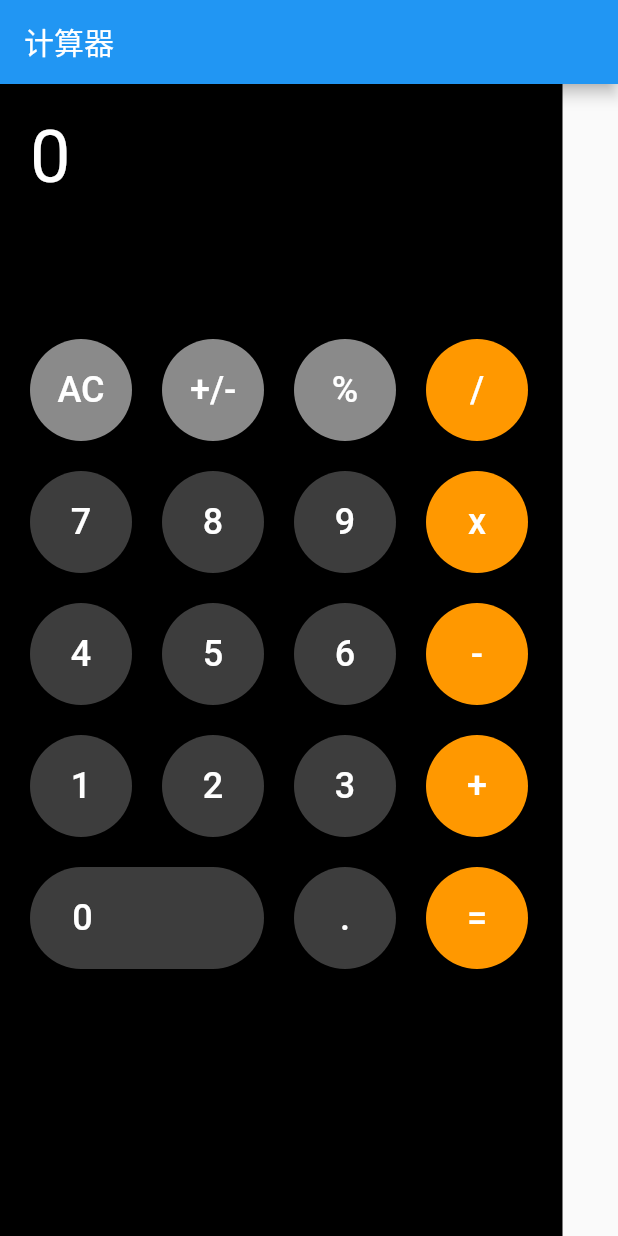
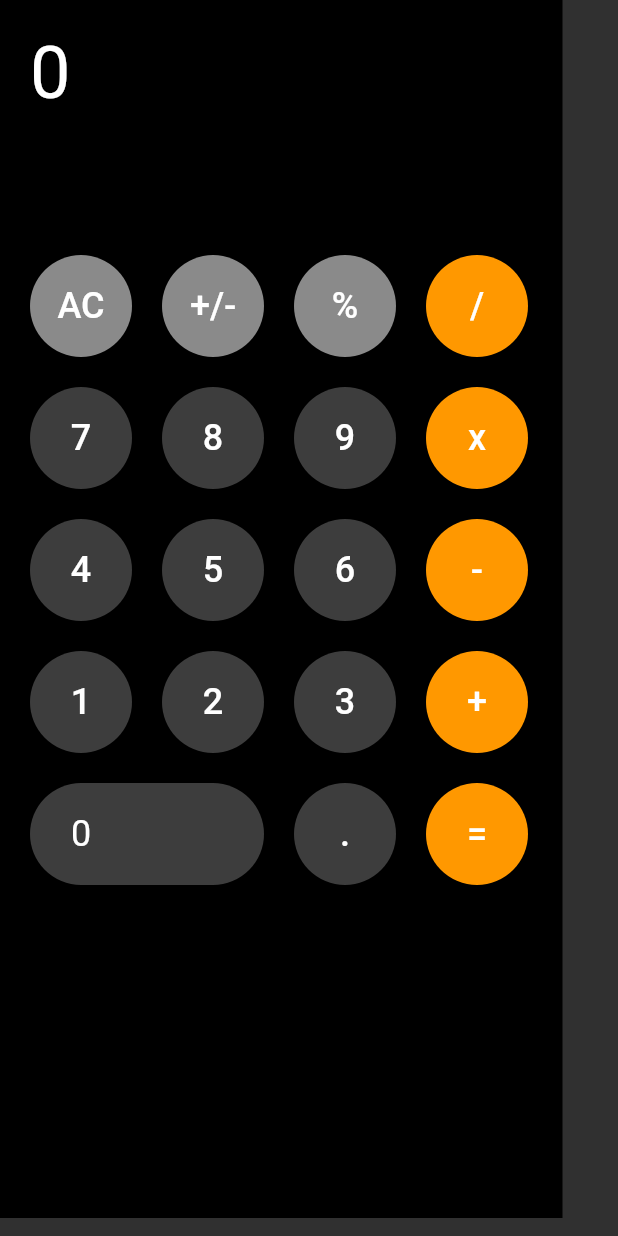
Before and after one commit to jtzhangmy/flutter-calculator, a Flutter app: the screen it shows after launch, on a phone screen of 412 x 824 dp. Run offline on Flutter 3.47's test engine with Material 2 defaults, Android fonts, the phone set to English and light mode, and no system bars.

Commit message:
优化代码

```diff
--- a/lib/main.dart
+++ b/lib/main.dart
@@ -67,7 +67,8 @@ class _CalculatorState extends State<Calculator> {
         _prevBtn = '';
       });
     } else if (_numShow == 'Error') {
-      if (['0', '1', '2', '3', '4', '5', '6', '7', '8', '9'].indexOf(arg) > -1) {
+      if (['0', '1', '2', '3', '4', '5', '6', '7', '8', '9'].indexOf(arg) >
+          -1) {
         setState(() {
           _list = [arg];
           _numShow = arg;
@@ -308,20 +309,6 @@ class _CalculatorState extends State<Calculator> {
 
   // 转换e
   _transE(str) {
-    /*if (str.contains('e+')) {
-      var arr = str.split('e+');
-      var returnNum = _str2num(arr[0]) * pow(10, _str2num(arr[1]));
-      return returnNum.toString();
-    } else if(str.contains('e-')) {
-      print(7777777);
-      var arr = str.split('e-');
-      print('${arr[0]}+++${pow(0.1, _str2num(arr[1])).toString()}');
-      var returnNum = _str2num(arr[0]) * pow(0.1, _str2num(arr[1]));
-      print('-------${returnNum}');
-      return returnNum.toString();
-    } else {
-      return str;
-    }*/
     if (str.contains('e')) {
       return double.parse(str).toString();
     } else {
@@ -329,24 +316,23 @@ class _CalculatorState extends State<Calculator> {
     }
   }
 
+  test(str) {
+    print(str);
+  }
+
   @override
   Widget build(BuildContext context) {
     return new MaterialApp(
         title: '计算器',
+        theme: new ThemeData.dark(),
         home: new Scaffold(
-          appBar: new AppBar(
-            title: new Text('计算器'),
-          ),
           body: new Container(
             child: new Column(
               children: <Widget>[
                 new Container(
                   child: new Text(
                     _splitStr(_numShow),
-                    style: new TextStyle(
-//                      color: Colors.white,
-                        fontSize: 48,
-                        color: Colors.white),
+                    style: new TextStyle(fontSize: 48, color: Colors.white),
                   ),
                   width: 375,
                   height: 150,
@@ -390,9 +376,8 @@ class _CalculatorState extends State<Calculator> {
                       ),
                       new Row(
                         children: <Widget>[
-                          new Container(
-                            child: new Material(
-                                child: new FlatButton(
+                          new GestureDetector(
+                            child: new Container(
                               child: new Row(
                                 children: <Widget>[
                                   new Container(
@@ -400,23 +385,25 @@ class _CalculatorState extends State<Calculator> {
                                       child: new Text(
                                         '0',
                                         style: new TextStyle(
-                                                fontSize: 24,
-                                                color: Colors.white),
+                                            fontSize: 24, color: Colors.white),
                                       ),
                                     ),
-                                        width: 38,
+                                    width: 68,
                                     height: 68,
-                                      ),
+                                  )
                                 ],
                               ),
-                                  onPressed: () => _input('0'),
-                                ),
-                                borderRadius: new BorderRadius.all(
-                                    const Radius.circular(40)),
-                                color: Colors.white24),
                               width: 156,
                               height: 68,
                               margin: new EdgeInsets.all(10),
+                              decoration: new BoxDecoration(
+                                color: Colors.white24,
+                                borderRadius: new BorderRadius.all(
+                                  const Radius.circular(34.0),
+                                ),
+                              ),
+                            ),
+                            onTap: () => _input('0'),
                           ),
                           this._button('.', false, false),
                           this._button('=', true, false)
```
Also changed, not shown: 1 other file. Lines whose indentation alone changed are shown as unchanged.
